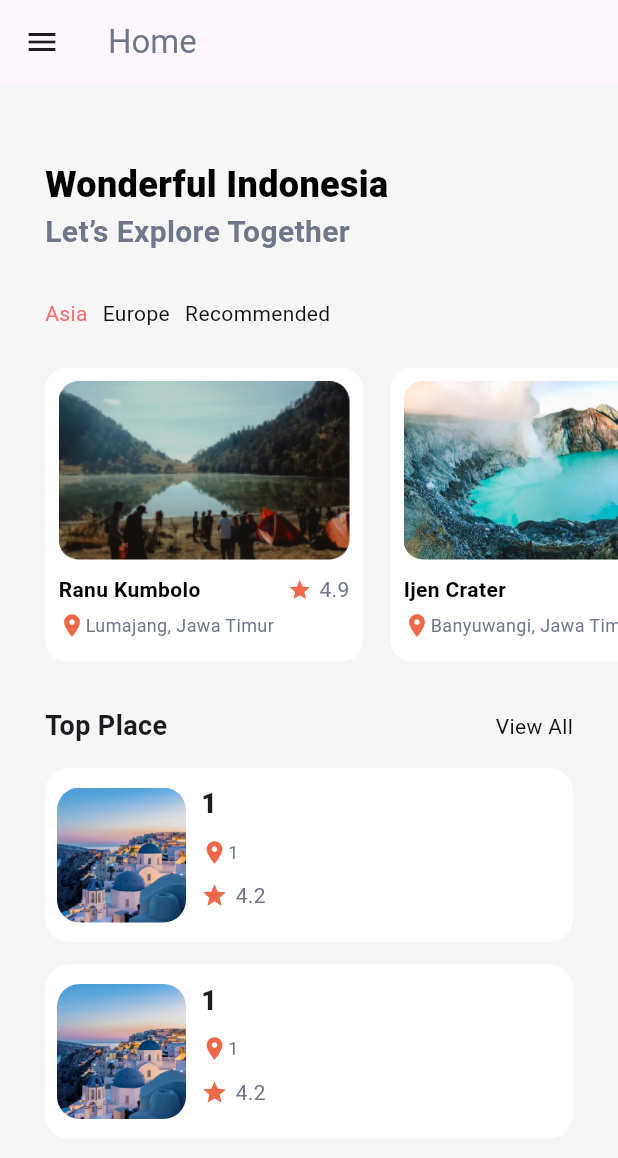
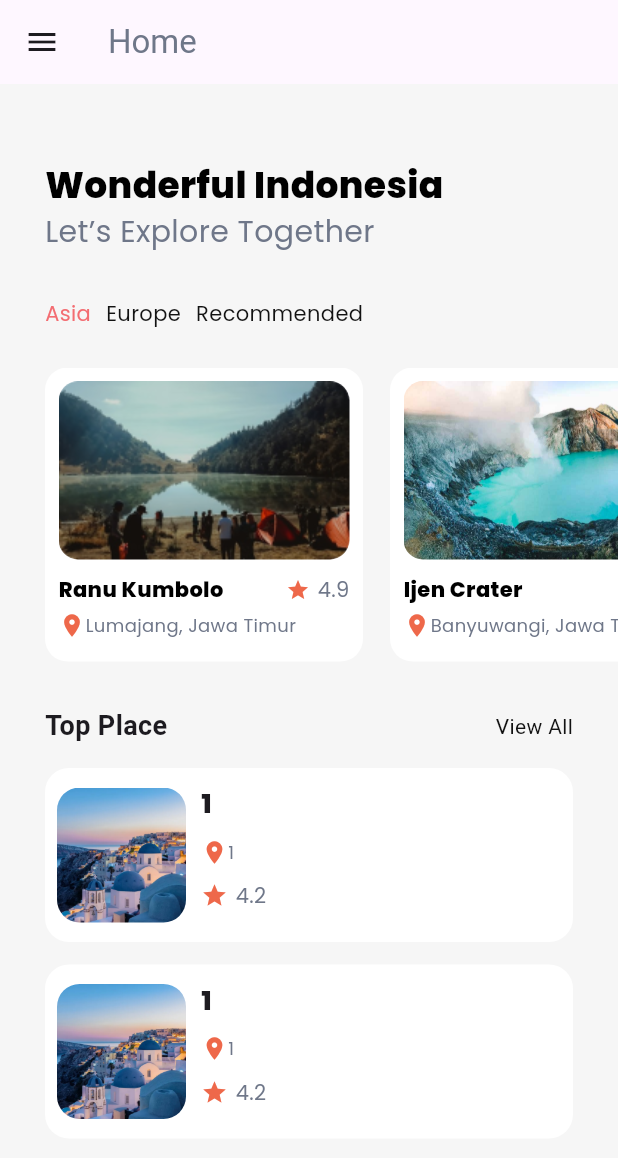
Before and after one commit to Desp0o/flutter-first-proj, a Flutter app: the screen it shows after launch, on a phone screen of 412 x 824 dp. Shown: the top 1158 px of the screen. Run offline on Flutter 3.47's test engine with Material 3 defaults, Android fonts, the light colour scheme and no system bars.

Commit message:
update font family

```diff
--- a/lib/widgets/card_widget.dart
+++ b/lib/widgets/card_widget.dart
@@ -42,6 +42,7 @@ class CardWidget extends StatelessWidget {
                 destName,
                 style: TextStyle(
                     color: Colors.black,
+                    fontFamily: 'Poppins',
                     fontSize: 14,
                     fontWeight: FontWeight.bold),
               ),
@@ -56,7 +57,8 @@ class CardWidget extends StatelessWidget {
                     width: 5,
                   ),
                   Text(score.toStringAsFixed(1),
-                      style: TextStyle(color: Color(0xff6F7789)))
+                      style: TextStyle(
+                          fontFamily: 'Poppins', color: Color(0xff6F7789)))
                 ],
               )
             ],
@@ -71,7 +73,10 @@ class CardWidget extends StatelessWidget {
               ),
               Text(
                 desc,
-                style: TextStyle(fontSize: 12, color: Color(0xff6f7789)),
+                style: TextStyle(
+                    fontFamily: 'Poppins',
+                    fontSize: 12,
+                    color: Color(0xff6f7789)),
               )
             ],
           )
--- a/lib/widgets/category_widget.dart
+++ b/lib/widgets/category_widget.dart
@@ -119,6 +119,7 @@ class _CategorWidgetState extends State<CategorWidget> {
                         Text(
                           filter,
                           style: TextStyle(
+                            fontFamily: 'Poppins',
                             color: _currentFilter == filter
                                 ? Color(0xffF36D72)
                                 : Color(0xff121212),
--- a/lib/widgets/greeting_widget.dart
+++ b/lib/widgets/greeting_widget.dart
@@ -12,16 +12,17 @@ class Greeting extends StatelessWidget {
           Text(
             "Wonderful Indonesia",
             style: TextStyle(
-              color: Color(0xff000000),
-              fontSize: 24,
-              fontWeight: FontWeight.w900,
-            ),
+                color: Color(0xff000000),
+                fontSize: 24,
+                fontWeight: FontWeight.w600,
+                fontFamily: 'Poppins'),
           ),
           Text("Let’s Explore Together",
               style: TextStyle(
                   color: Color(0xff6F7789),
                   fontSize: 20,
-                  fontWeight: FontWeight.w600))
+                  fontWeight: FontWeight.w500,
+                  fontFamily: 'Poppins'))
         ],
       ),
     );
--- a/lib/widgets/top_place_single_widget.dart
+++ b/lib/widgets/top_place_single_widget.dart
@@ -42,7 +42,10 @@ class _TopPlaceSingleWidgetState extends State<TopPlaceSingleWidget> {
             children: [
               Text(
                 widget.title,
-                style: TextStyle(fontSize: 18, fontWeight: FontWeight.w800),
+                style: TextStyle(
+                    fontFamily: 'Poppins',
+                    fontSize: 18,
+                    fontWeight: FontWeight.w800),
               ),
               SizedBox(height: 10),
               Row(
@@ -54,7 +57,10 @@ class _TopPlaceSingleWidgetState extends State<TopPlaceSingleWidget> {
                   ),
                   Text(
                     widget.destination,
-                    style: TextStyle(color: Color(0xff6F7789), fontSize: 12),
+                    style: TextStyle(
+                        fontFamily: 'Poppins',
+                        color: Color(0xff6F7789),
+                        fontSize: 12),
                   )
                 ],
               ),
@@ -69,7 +75,8 @@ class _TopPlaceSingleWidgetState extends State<TopPlaceSingleWidget> {
                   SizedBox(width: 5),
                   Text(
                     widget.score.toStringAsFixed(1),
-                    style: TextStyle(color: Color(0xff6f7789)),
+                    style: TextStyle(
+                        fontFamily: 'Poppins', color: Color(0xff6f7789)),
                   ),
                 ],
               )
```
Also changed, not shown: pubspec.yaml (+5 -11 lines), assets/fonts/Poppins-ExtraBold.ttf (added), assets/fonts/Poppins-Regular.ttf (added).
